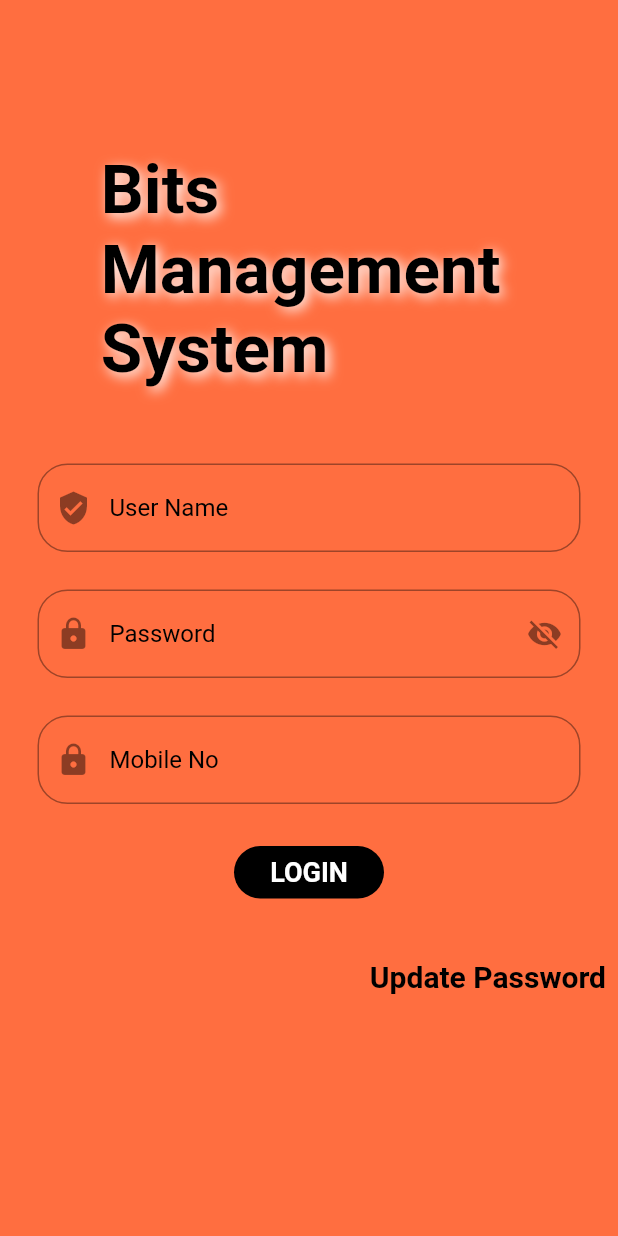
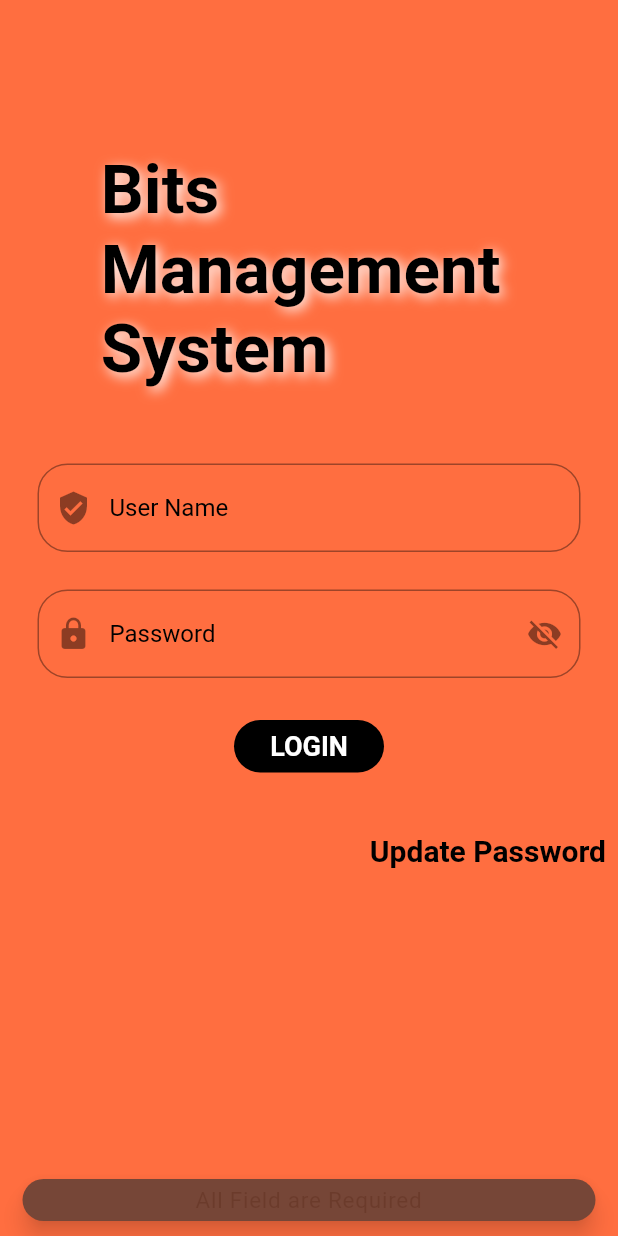
Before and after one commit to ajaykanse65/Major_Project, a Flutter app: the screen it shows after launch, after a tap on "LOGIN", on a phone screen of 412 x 824 dp. Run offline on Flutter 3.47's test engine with Material 2 defaults, Android fonts, the phone set to English and light mode, and no system bars; our stand-ins replace dot_navigation_bar, file_picker, firebase_core, firebase_messaging, shared_preferences, syncfusion_flutter_charts; missing offline and left inert: country_list_pick, country_state_city_picker, floating_action_bubble, multilevel_drawer; accounts and stored records are empty; Roboto replaces fonts that are missing (Ubuntu).

Commit message:
new user from api testing done

```diff
--- a/lib/main.dart
+++ b/lib/main.dart
@@ -9,8 +9,15 @@ import 'package:flutter/material.dart';
 import 'package:flutter/services.dart';
 import 'package:http/http.dart' as http;
 import 'package:shared_preferences/shared_preferences.dart';
+import 'package:firebase_core/firebase_core.dart';
+import 'package:firebase_messaging/firebase_messaging.dart';
 
-void main() => runApp(const App());
+
+void main() async {
+  WidgetsFlutterBinding.ensureInitialized();
+  await Firebase.initializeApp();
+  runApp(const App());
+}
 
 class App extends StatelessWidget {
   const App({super.key});
@@ -40,6 +47,19 @@ class _LoginPageState extends State<LoginPage2> {
   var passwordController = TextEditingController();
   var mnoController = TextEditingController();
   bool loading =  false;
+  String? FCMtoken = " ";
+
+  @override
+  void initState() {
+    // TODO: implement initState
+    super.initState();
+    FirebaseMessaging.instance.getToken().then((token) {
+      setState(() {
+        FCMtoken = token;
+      });
+      // savetoken(token!);
+    });
+  }
 
   bool _isHidden = true;
   var items = ['Admin','Operator','emp'];
@@ -69,7 +89,7 @@ class _LoginPageState extends State<LoginPage2> {
                 ),
               ], color: Colors.black,fontSize: 45,fontWeight: FontWeight.bold,fontFamily: "Ubuntu" ),),
               const SizedBox(height: 50,),
-              buildTextField('User Name','Password','Mobile No'),
+              buildTextField('User Name','Password'),
               const SizedBox(height: 20,),
               buildButtonContainer(),
               const SizedBox(height: 20,),
@@ -82,14 +102,14 @@ class _LoginPageState extends State<LoginPage2> {
   }
 
   Future<void> login() async {
-    const String apiUrl = 'http://192.168.10.243/JoogadOperatorAppApi/getData.php';
+    const String apiUrl = 'https://androidtest.joogadnet.com/JoogadOperatorAppApi1/getData.php';
     if (userController.text.isNotEmpty && passwordController.text.isNotEmpty) {
       var response = await http.post(Uri.parse(apiUrl),
-          body: ({'action': 'loginChk', 'userName': userController.text, 'password': passwordController.text
+          body: ({'action': 'loginChk', 'userName': userController.text, 'password': passwordController.text, 'FCM_TOKEN' : FCMtoken
           }));
       if (response.statusCode == 200) {
-        // print(response.body);
-        var resData = json.decode(response.body);
+        print(response.body);
+        var resData = jsonDecode(response.body);
         String Status = resData['Status'];
         if(Status != 'Success'){
           ScaffoldMessenger.of(context).showSnackBar(
@@ -123,13 +143,13 @@ class _LoginPageState extends State<LoginPage2> {
                   borderRadius: BorderRadius.all(Radius.circular(20))),
             ),
           );
-          final SharedPreferences preferences = await SharedPreferences.getInstance();
-          preferences.setString('username', userController.text);
-          preferences.setString('password', passwordController.text);
-          preferences.setString('mno', mnoController.text);
-          print(preferences.getString('username'));
+          // final SharedPreferences preferences = await SharedPreferences.getInstance();
+          // preferences.setString('username', userController.text);
+          // preferences.setString('password', passwordController.text);
+          // preferences.setString('mno', mnoController.text);
+          // print(preferences.getString('username'));
           // Add Preferences Here
-          Navigator.push(context, MaterialPageRoute(builder: (context) => const home()));
+          Navigator.push(context, MaterialPageRoute(builder: (context) =>  home()));
         }
       }
     } else {
@@ -151,7 +171,7 @@ class _LoginPageState extends State<LoginPage2> {
     }
   }
 
-  Widget buildTextField(String hintText1, hintText2, hintText3)  {
+  Widget buildTextField(String hintText1, hintText2)  {
     return Padding(
       padding: const EdgeInsets.only(left: 25,right: 25),
       child: Column(
@@ -189,22 +209,22 @@ class _LoginPageState extends State<LoginPage2> {
             ),
             obscureText: hintText2 == "Password" ? _isHidden : false,
           ),
-          const SizedBox(height: 25,),
-          TextFormField( // Comment this code after login
-              keyboardType: TextInputType.number,
-              inputFormatters: <TextInputFormatter>[
-                FilteringTextInputFormatter.digitsOnly
-              ],
-            controller: mnoController,
-            decoration: InputDecoration(
-                hintText: hintText3,
-                hintStyle: const TextStyle(
-                  color: Colors.black,
-                  fontSize: 16.0,
-                ),
-                border: OutlineInputBorder(borderRadius: BorderRadius.circular(20.0)),
-                prefixIcon: const Icon(Icons.lock),)
-            ), // Comment this code after login
+          // const SizedBox(height: 25,),
+          // TextFormField( // Comment this code after login
+          //     keyboardType: TextInputType.number,
+          //     inputFormatters: <TextInputFormatter>[
+          //       FilteringTextInputFormatter.digitsOnly
+          //     ],
+          //   controller: mnoController,
+          //   decoration: InputDecoration(
+          //       hintText: hintText3,
+          //       hintStyle: const TextStyle(
+          //         color: Colors.black,
+          //         fontSize: 16.0,
+          //       ),
+          //       border: OutlineInputBorder(borderRadius: BorderRadius.circular(20.0)),
+          //       prefixIcon: const Icon(Icons.lock),)
+          //   ), // Comment this code after login
         ],
       ),
     );
@@ -219,9 +239,8 @@ class _LoginPageState extends State<LoginPage2> {
         onPressed: () async {
           if (loading) return;
           setState(() => loading = true);
-          await Future.delayed(const Duration(seconds: 2));
+          await Future.delayed(const Duration(seconds: 1));
           login();
-          // Navigator.push(context, MaterialPageRoute(builder: (context) => home()));
           setState(() => loading = false);
         },
         dimensionheight: 35,
--- a/lib/page/new_sale.dart
+++ b/lib/page/new_sale.dart
@@ -8,6 +8,7 @@ import 'package:flutter/material.dart';
 import 'package:intl/intl.dart';
 import '../widget/table_widget.dart';
 import '../widget/total_count_widget.dart';
+void main() => runApp(new_sale());
 
 class new_sale extends StatefulWidget {
   @override
--- a/pubspec.yaml
+++ b/pubspec.yaml
@@ -39,6 +39,7 @@ dependencies:
   country_state_city_picker: ^1.2.8
   file_picker: ^4.6.1
   dot_navigation_bar: ^1.0.1+4
+  firebase_messaging: ^14.2.1
   flutter_speed_dial: ^6.0.0
   floating_action_bubble: ^1.1.4
   http: ^0.13.5
```
Also changed, not shown: lib/page/home.dart (+1 -12 lines), pubspec.lock, 4 other files.
